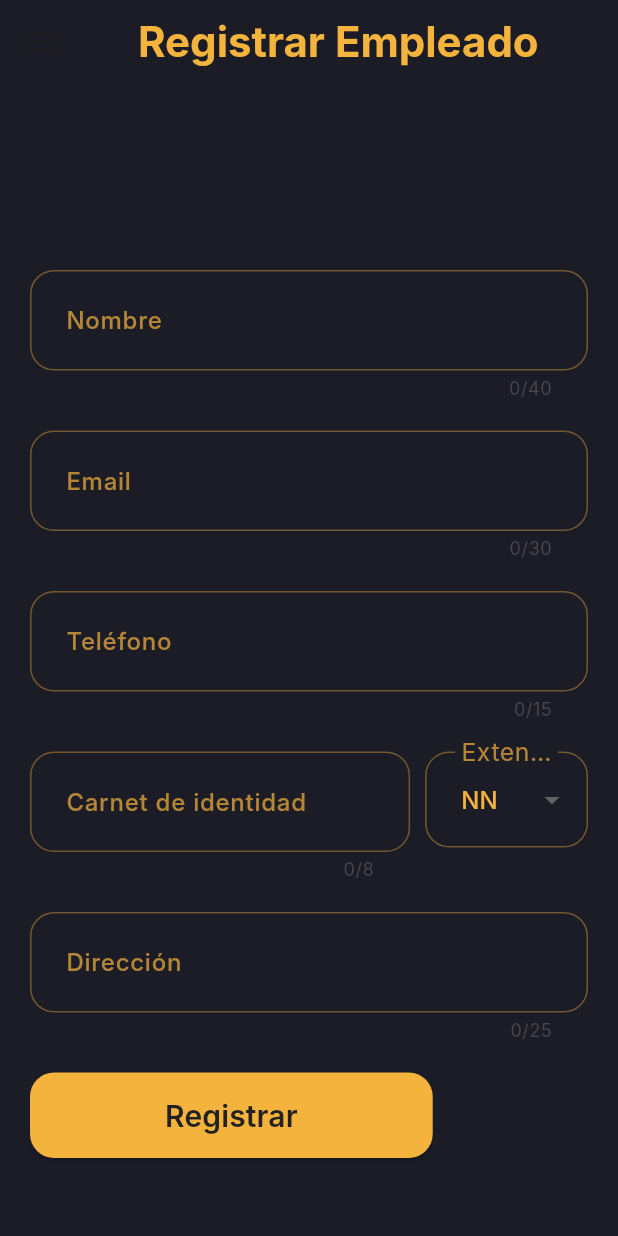
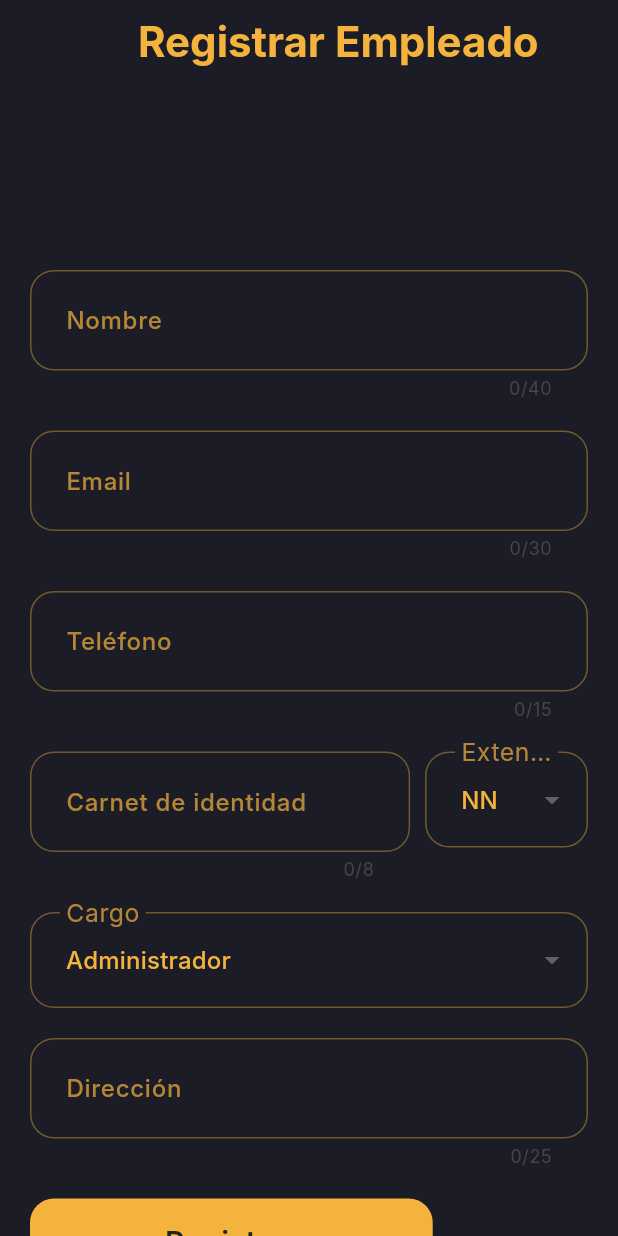
Before and after one commit to TheBig-C/IS_Dpelicula, a Flutter app: the RegisterEmployee screen opened by its route, on a phone screen of 412 x 824 dp. Run offline on Flutter 3.47's test engine with Material 3 defaults, Android fonts, the light colour scheme and no system bars; our stand-ins replace bloc, carousel_slider, cloud_firestore, file_picker, firebase_auth, firebase_core and 11 more; accounts and stored records are empty; network calls fail; Roboto replaces fonts that are missing (Inter).

Commit message:
Cargo en registro de empleados y control de opciones

```diff
--- a/lib/pages/auth/register_employee.dart
+++ b/lib/pages/auth/register_employee.dart
@@ -21,6 +21,7 @@ class _RegisterEmployeeState extends State<RegisterEmployee> {
   TextEditingController ciController = TextEditingController();
   TextEditingController addressController = TextEditingController();
   String selectedCIExtension = 'NN';
+  String selectedRole = 'admin';
   final List<String> ciExtensions = [
     'NN',
     'CB',
@@ -32,6 +33,10 @@ class _RegisterEmployeeState extends State<RegisterEmployee> {
     'TJ',
     'BE',
     'PO'
+  ];
+  final List<String> roles = [
+    'admin',
+    'employee'
   ];
 
   @override
@@ -298,6 +303,49 @@ class _RegisterEmployeeState extends State<RegisterEmployee> {
                 ],
               ),
               const SizedBox(height: 20),
+              DropdownButtonFormField<String>(
+                value: selectedRole,
+                items: roles.map((role) {
+                  return DropdownMenuItem<String>(
+                    value: role,
+                    child: Text(
+                      role == 'admin' ? 'Administrador' : 'Empleado',
+                      style: const TextStyle(color: Color(0xfff4b33c)),
+                    ),
+                  );
+                }).toList(),
+                onChanged: (value) {
+                  setState(() {
+                    selectedRole = value!;
+                  });
+                },
+                dropdownColor: const Color(0xff1C1C27),
+                decoration: InputDecoration(
+                  labelText: "Cargo",
+                  floatingLabelStyle: TextStyle(
+                      color: const Color(0xfff4b33c).withOpacity(0.7),
+                      fontSize: 22),
+                  labelStyle: TextStyle(
+                      color: const Color(0xfff4b33c).withOpacity(0.7),
+                      fontSize: 16,
+                      fontWeight: FontWeight.w500),
+                  contentPadding:
+                      const EdgeInsets.symmetric(horizontal: 20, vertical: 20),
+                  enabledBorder: OutlineInputBorder(
+                      borderSide: BorderSide(
+                          color: const Color(0xfff4b33c).withOpacity(0.4)),
+                      borderRadius: BorderRadius.circular(16)),
+                  focusedBorder: OutlineInputBorder(
+                      borderSide: BorderSide(
+                          color: Theme.of(context).primaryColor),
+                      borderRadius: BorderRadius.circular(16)),
+                  border: OutlineInputBorder(
+                      borderSide: BorderSide(
+                          color: const Color(0xfff4b33c).withOpacity(0.7)),
+                      borderRadius: BorderRadius.circular(16)),
+                ),
+              ),
+              const SizedBox(height: 20),
               TextFormField(
                 controller: addressController,
                 textInputAction: TextInputAction.done,
@@ -373,7 +421,7 @@ class _RegisterEmployeeState extends State<RegisterEmployee> {
                                 ciController.text.trim() + selectedCIExtension,
                             'phone': phoneController.text.trim(),
                             'address': addressController.text.trim(),
-                            'role': 'admin',
+                            'role': selectedRole,
                           }))
                       .then((_) {
                     Navigator.of(context, rootNavigator: true).pop();
```
Also changed, not shown: lib/pages/options_page.dart (+62 -73 lines).
